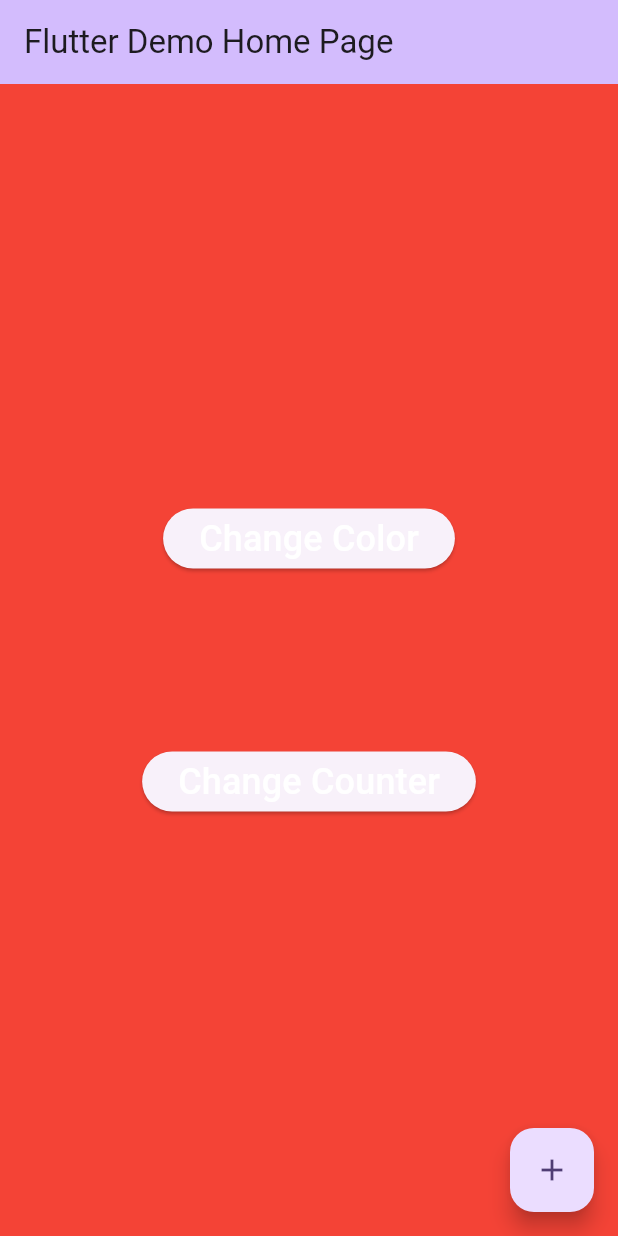
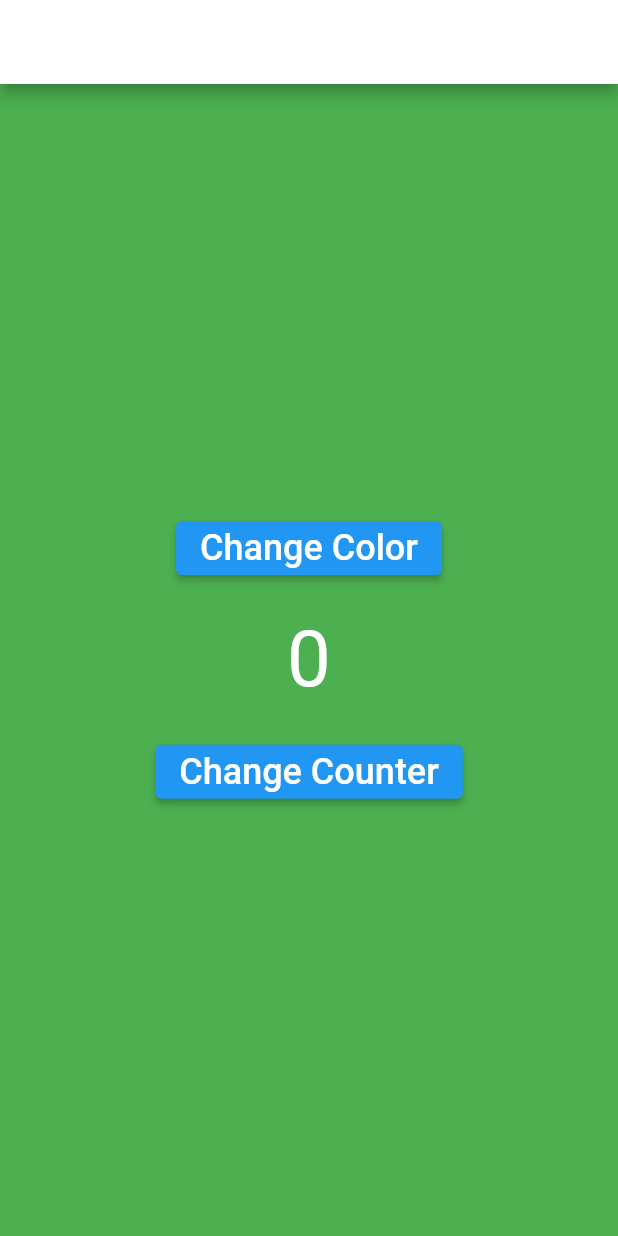
Before and after one commit to jsmile/bloc2bloc_listener, a Flutter app: the screen it shows after launch, after a tap on "Change Color", on a phone screen of 412 x 824 dp. Run offline on Flutter 3.47's test engine with Material 2 defaults, Android fonts, the phone set to English and light mode, and no system bars; our stand-ins replace bloc, equatable, flutter_bloc.

Commit message:
main 에 BlocListener 적용

```diff
--- a/lib/main.dart
+++ b/lib/main.dart
@@ -19,12 +19,13 @@ class MyApp extends StatelessWidget {
           BlocProvider<CounterBloc>(create: (context) => CounterBloc()),
         ],
         child: MaterialApp(
-          title: 'Flutter Demo',
+          title: 'BLoC to BLoC by BlocListener Demo',
           theme: ThemeData(
-            colorScheme: ColorScheme.fromSeed(seedColor: Colors.deepPurple),
-            useMaterial3: true,
+            primarySwatch: Colors.blue,
+            // useMaterial3: true,
           ),
-          home: const MyHomePage(title: 'Flutter Demo Home Page'),
+          home: const MyHomePage(
+              title: 'Flutter BLoC to BLoC by BolcListener Home Page'),
         ));
   }
 }
@@ -39,18 +40,24 @@ class MyHomePage extends StatefulWidget {
 }
 
 class _MyHomePageState extends State<MyHomePage> {
-  int _counter = 0;
-
-  void _incrementCounter() {
-    setState(() {
-      _counter++;
-    });
-  }
+  int incrementSize = 0;
 
   @override
   Widget build(BuildContext context) {
-    return Scaffold(
-      backgroundColor: Colors.red,
+    return BlocListener<ColorBloc, ColorState>(
+      listener: (context, state) {
+        if (state.color == Colors.red) {
+          incrementSize = 1;
+        } else if (state.color == Colors.green) {
+          incrementSize = 10;
+        } else if (state.color == Colors.blue) {
+          incrementSize = 100;
+        } else if (state.color == Colors.black) {
+          incrementSize = -100;
+        }
+      },
+      child: Scaffold(
+        backgroundColor: context.watch<ColorBloc>().state.color,
         appBar: AppBar(
           backgroundColor: Theme.of(context).colorScheme.inversePrimary,
           title: Text(widget.title),
@@ -67,12 +74,14 @@ class _MyHomePageState extends State<MyHomePage> {
                     fontSize: 24.0,
                   ),
                 ),
-              onPressed: () {},
+                onPressed: () {
+                  context.read<ColorBloc>().add(ColorChangedEvent());
+                },
               ),
               const SizedBox(height: 20.0),
-            const Text(
-              '',
-              style: TextStyle(
+              Text(
+                '${context.watch<CounterBloc>().state.count}',
+                style: const TextStyle(
                   color: Colors.white,
                   fontSize: 52.0,
                 ),
@@ -86,15 +95,15 @@ class _MyHomePageState extends State<MyHomePage> {
                     fontSize: 24.0,
                   ),
                 ),
-              onPressed: () {},
+                onPressed: () {
+                  context
+                      .read<CounterBloc>()
+                      .add(CounterChangedEvent(incrementSize: incrementSize));
+                },
               )
             ],
           ),
         ),
-      floatingActionButton: FloatingActionButton(
-        onPressed: _incrementCounter,
-        tooltip: 'Increment',
-        child: const Icon(Icons.add),
       ),
     );
   }
```
Lines whose indentation alone changed are shown as unchanged.
